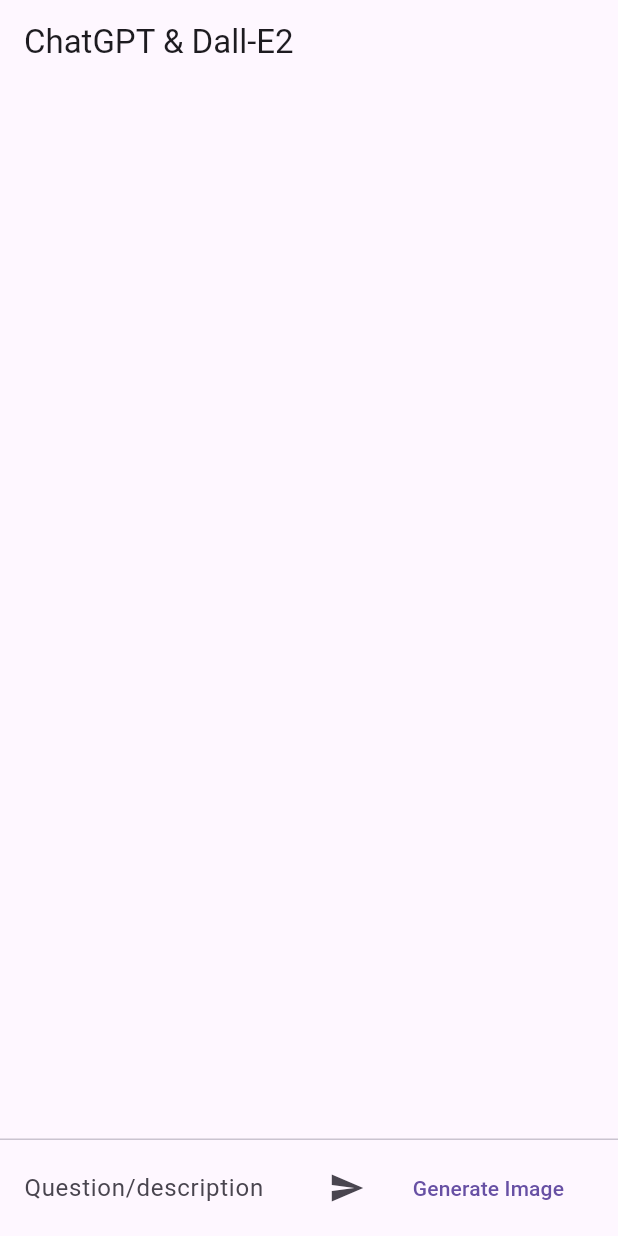
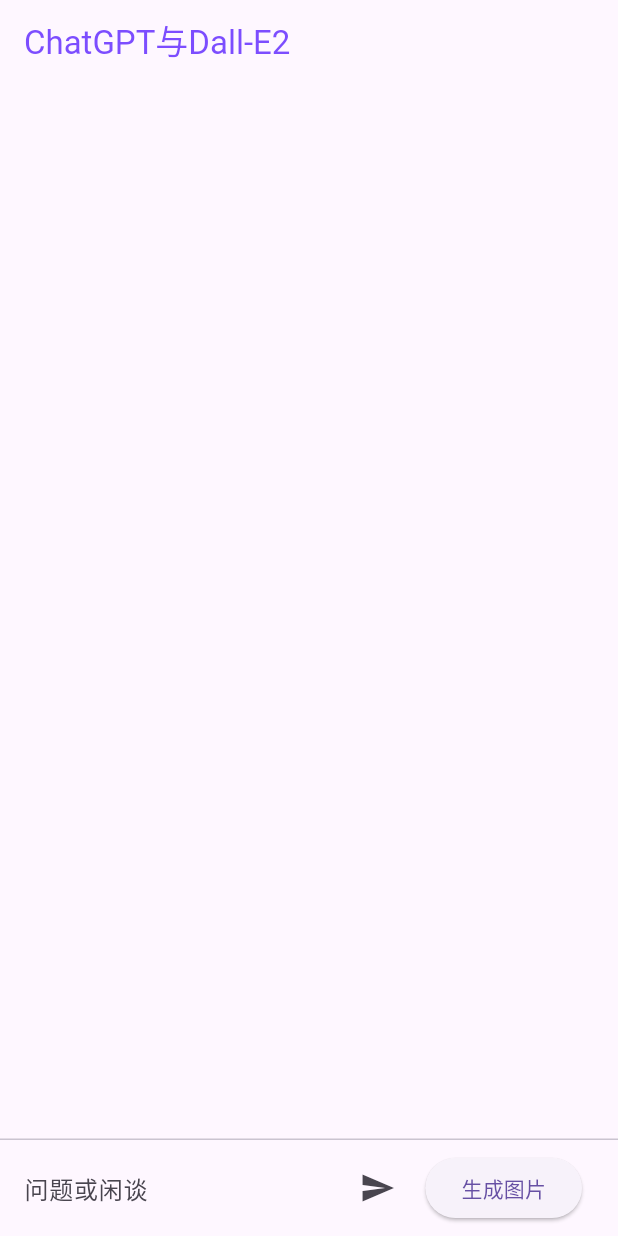
Before and after one commit to hy546880109/ChatGPT-AIBot, a Flutter app: the screen it shows after launch, on a phone screen of 412 x 824 dp. Run offline on Flutter 3.47's test engine with Material 2 defaults, Android fonts, the phone set to English and light mode, and no system bars; our stand-ins replace flutter_dotenv, velocity_x; missing offline and left inert: chat_gpt_sdk.

```diff
--- a/lib/chat_screen.dart
+++ b/lib/chat_screen.dart
@@ -118,7 +118,7 @@ class _ChatScreenState extends State<ChatScreen> {
             controller: _controller,
             onSubmitted: (value) => _sendMessage(),
             decoration: const InputDecoration.collapsed(
-                hintText: "Question/description"),
+                hintText: "问题或闲谈"),
           ),
         ),
         ButtonBar(
@@ -130,12 +130,12 @@ class _ChatScreenState extends State<ChatScreen> {
                 _sendMessage();
               },
             ),
-            TextButton(
+            ElevatedButton(
                 onPressed: () {
                   _isImageSearch = true;
                   _sendMessage();
                 },
-                child: const Text("Generate Image"))
+                child: const Text("生成图片"),)
           ],
         ),
       ],
@@ -145,7 +145,7 @@ class _ChatScreenState extends State<ChatScreen> {
   @override
   Widget build(BuildContext context) {
     return Scaffold(
-        appBar: AppBar(title: const Text("ChatGPT & Dall-E2")),
+        appBar: AppBar(title: const Text("ChatGPT与Dall-E2",style: TextStyle(color: Colors.deepPurpleAccent))),
         body: SafeArea(
           child: Column(
             children: [
```
Also changed, not shown: pubspec.yaml (+9 -1 lines), icons/ai.png (renamed from icon/ai.png), icons/background.png (added), 19 other files.
